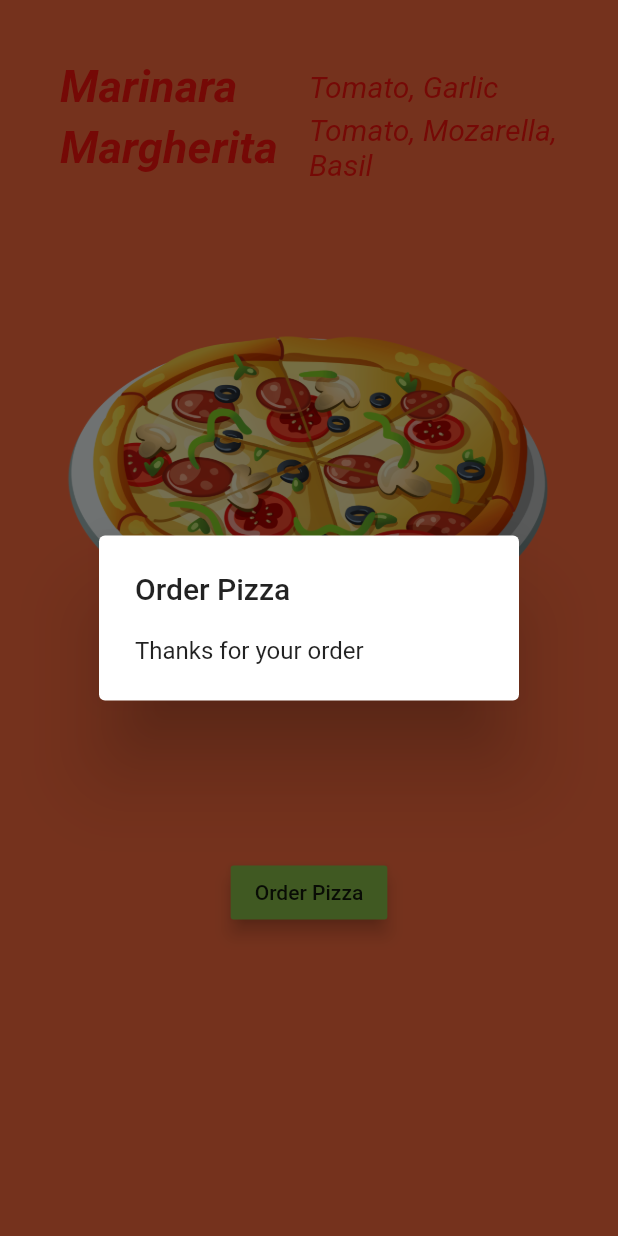
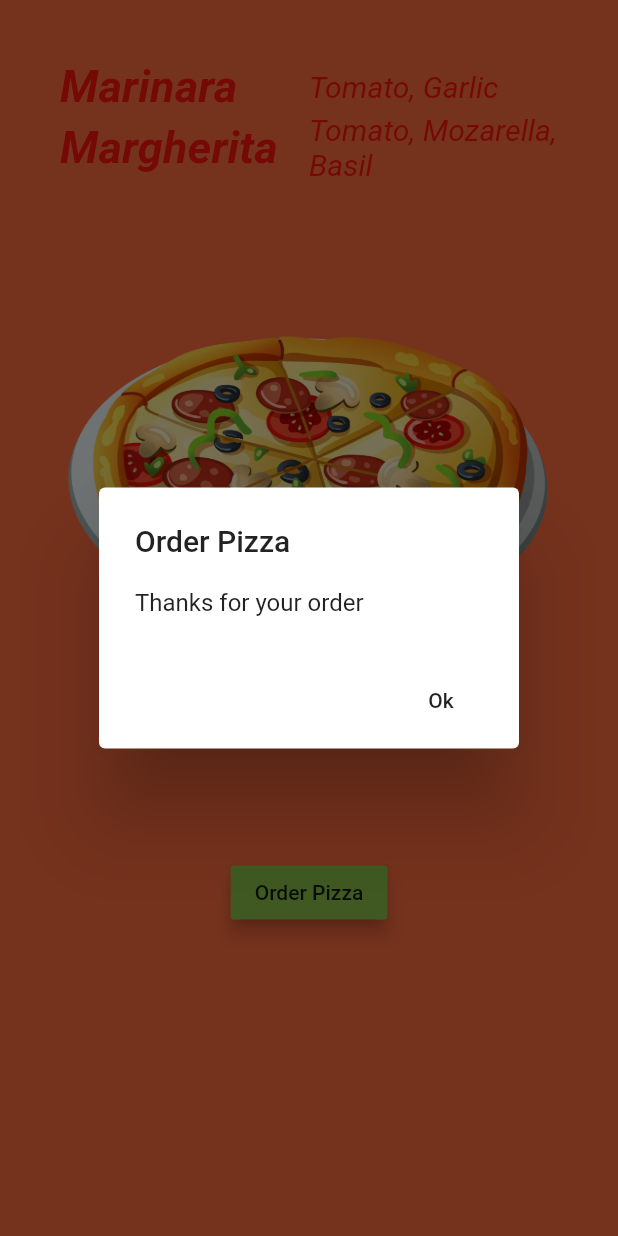
Before and after one commit to putragraha/FlutterGettingStarted, a Flutter app: the screen it shows after launch, after a tap on "Order Pizza", on a phone screen of 412 x 824 dp. Run offline on Flutter 3.47's test engine with Material 2 defaults, Android fonts, the phone set to English and light mode, and no system bars; Roboto replaces fonts that are missing (Amiri).

Commit message:
Add button actions to dialog

```diff
--- a/lib/ui/home.dart
+++ b/lib/ui/home.dart
@@ -112,7 +112,13 @@ class OrderButton extends StatelessWidget {
   void orderPizza(BuildContext context) {
     AlertDialog alertDialog = AlertDialog(
           title: Text("Order Pizza"),
-          content: Text("Thanks for your order")
+          content: Text("Thanks for your order"),
+          actions: <Widget>[
+            FlatButton(
+              child: Text("Ok"),
+              onPressed: () => Navigator.pop(context),
+            )
+          ],
         );
 
     showDialog(
```
